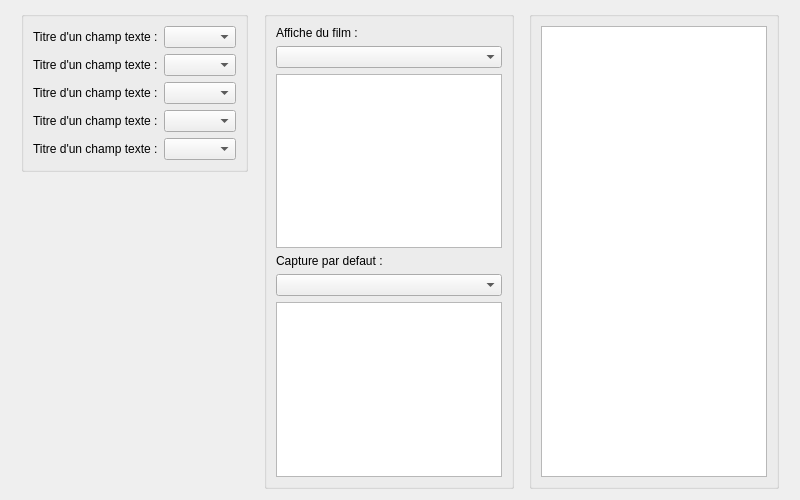
This is src/View/informationpane.ui in cinemaouvert/OCT as Qt 5 draws it before an edit. The edited form follows.
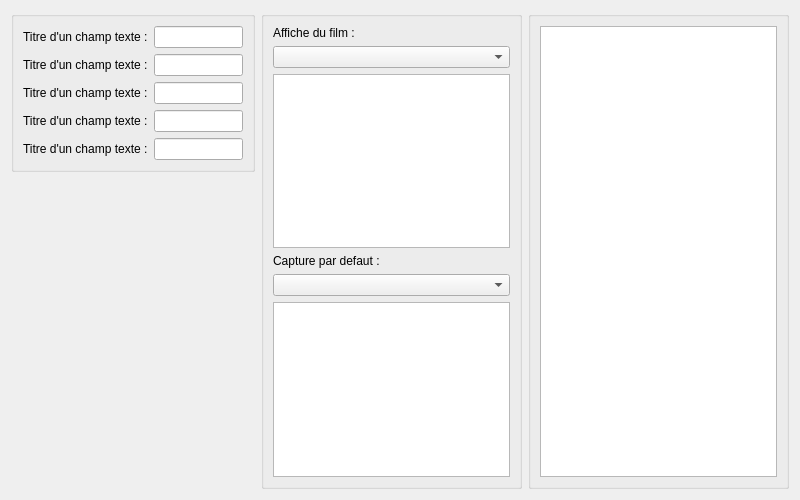
This is the edited form.

Commit message: Removed spacer in most views.

Patch:
```diff
--- a/src/View/informationpane.ui
+++ b/src/View/informationpane.ui
@@ -14,19 +14,6 @@
    <string>Form</string>
   </property>
   <layout class="QHBoxLayout" name="horizontalLayout">
-   <item>
-    <spacer name="horizontalSpacer">
-     <property name="orientation">
-      <enum>Qt::Horizontal</enum>
-     </property>
-     <property name="sizeHint" stdset="0">
-      <size>
-       <width>40</width>
-       <height>20</height>
-      </size>
-     </property>
-    </spacer>
-   </item>
    <item>
     <layout class="QVBoxLayout" name="verticalLayout_3">
      <property name="leftMargin">
@@ -51,7 +38,7 @@
            </widget>
           </item>
           <item>
-           <widget class="QComboBox" name="comboBox_TextField1"/>
+           <widget class="QLineEdit" name="lineEdit_TextField1"/>
           </item>
          </layout>
         </item>
@@ -65,7 +52,7 @@
            </widget>
           </item>
           <item>
-           <widget class="QComboBox" name="comboBox_TextField2"/>
+           <widget class="QLineEdit" name="lineEdit_TextField2"/>
           </item>
          </layout>
         </item>
@@ -79,7 +66,7 @@
            </widget>
           </item>
           <item>
-           <widget class="QComboBox" name="comboBox_TextField3"/>
+           <widget class="QLineEdit" name="lineEdit_TextField3"/>
           </item>
          </layout>
         </item>
@@ -93,7 +80,7 @@
            </widget>
           </item>
           <item>
-           <widget class="QComboBox" name="comboBox_TextField4"/>
+           <widget class="QLineEdit" name="lineEdit_TextField4"/>
           </item>
          </layout>
         </item>
@@ -107,7 +94,7 @@
            </widget>
           </item>
           <item>
-           <widget class="QComboBox" name="comboBox_TextField5"/>
+           <widget class="QLineEdit" name="lineEdit_TextField5"/>
           </item>
          </layout>
         </item>
@@ -129,19 +116,6 @@
      </item>
     </layout>
    </item>
-   <item>
-    <spacer name="horizontalSpacer_2">
-     <property name="orientation">
-      <enum>Qt::Horizontal</enum>
-     </property>
-     <property name="sizeHint" stdset="0">
-      <size>
-       <width>40</width>
-       <height>20</height>
-      </size>
-     </property>
-    </spacer>
-   </item>
    <item>
     <widget class="QGroupBox" name="groupBox_FilmScreen">
      <property name="title">
@@ -177,19 +151,6 @@
      </layout>
     </widget>
    </item>
-   <item>
-    <spacer name="horizontalSpacer_3">
-     <property name="orientation">
-      <enum>Qt::Horizontal</enum>
-     </property>
-     <property name="sizeHint" stdset="0">
-      <size>
-       <width>40</width>
-       <height>20</height>
-      </size>
-     </property>
-    </spacer>
-   </item>
    <item>
     <widget class="QGroupBox" name="groupBox_Files">
      <property name="title">
@@ -202,19 +163,6 @@
      </layout>
     </widget>
    </item>
-   <item>
-    <spacer name="horizontalSpacer_4">
-     <property name="orientation">
-      <enum>Qt::Horizontal</enum>
-     </property>
-     <property name="sizeHint" stdset="0">
-      <size>
-       <width>40</width>
-       <height>20</height>
-      </size>
-     </property>
-    </spacer>
-   </item>
   </layout>
  </widget>
  <resources/>
```
The commit also changes 3 other files.
